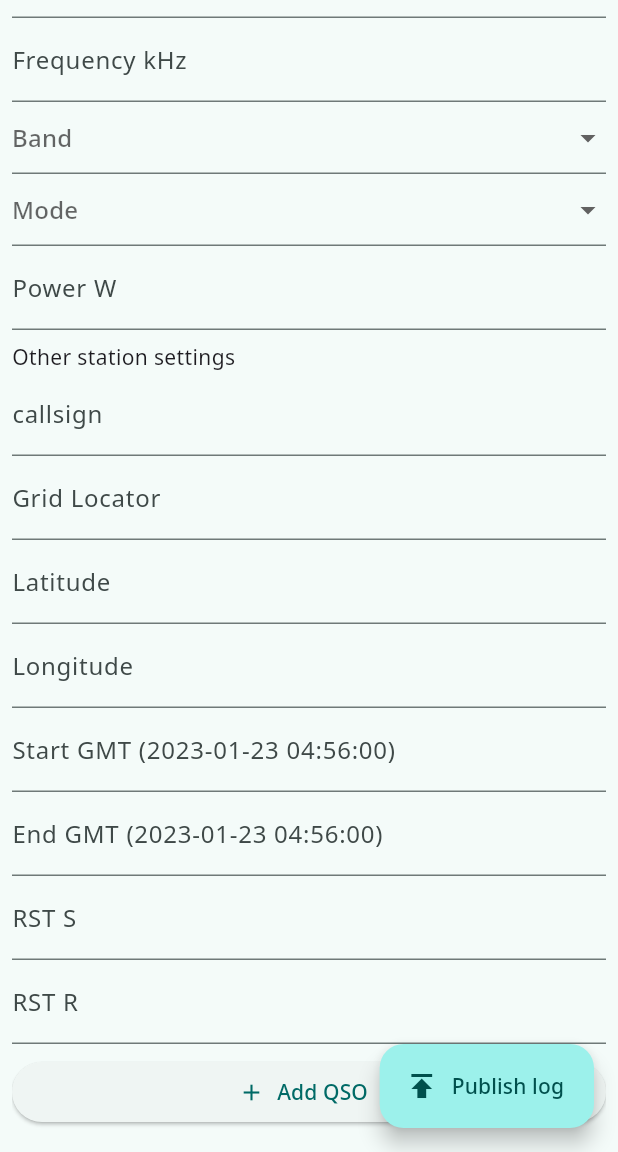
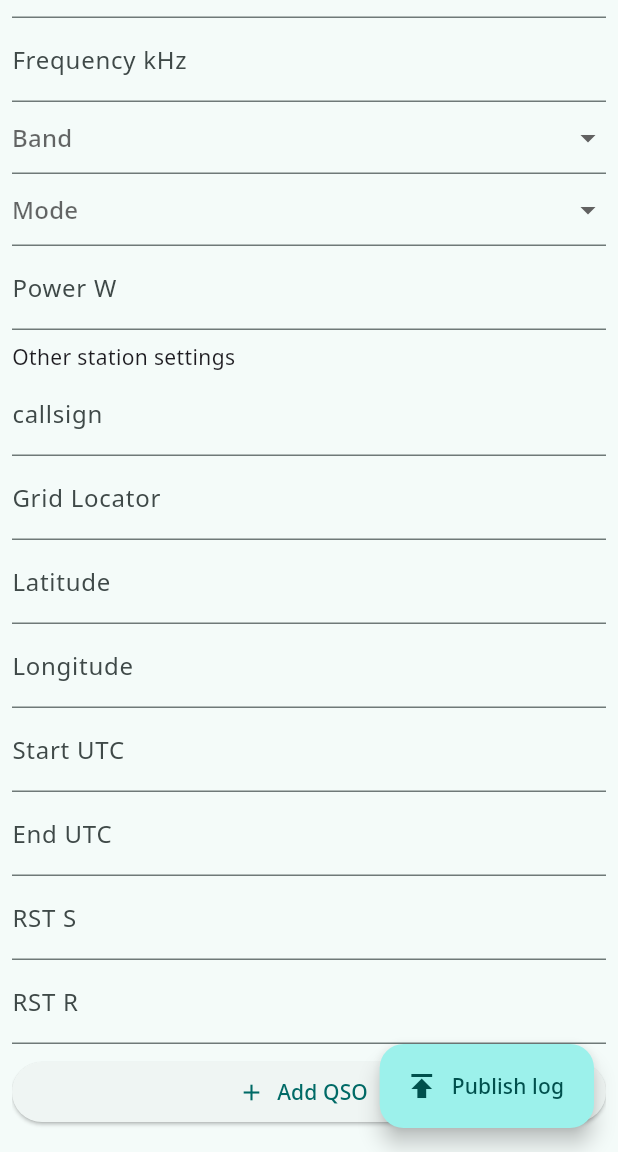
Before and after one commit to covelline/radio_qth_map, a Flutter app: the AddOperationScreen screen opened by its route, scrolled down 240 dp, on a phone screen of 412 x 824 dp, the part 84-1236 px from its top. Run offline on Flutter 3.47's test engine with Material 3 defaults, Android fonts, the phone set to English and light mode, and no system bars; our stand-ins replace cloud_firestore, firebase_core, flutter_dotenv, flutter_map, flutter_markdown, flutter_svg and 5 more; missing offline and left inert: dart:html; accounts and stored records are empty; generated files the repository leaves out were written again.

Commit message:
時刻の選択はピッカーを使う

```diff
--- a/app/radio_qth_map/lib/screen/add_operation_screen.dart
+++ b/app/radio_qth_map/lib/screen/add_operation_screen.dart
@@ -8,6 +8,7 @@ import 'package:radio_qth_map/data/amateur_radio_mode.dart';
 import 'package:radio_qth_map/data/free_license_radio_mode.dart';
 import 'package:radio_qth_map/data/license_type.dart';
 import 'package:radio_qth_map/repository/firestore_repository.dart';
+import 'package:radio_qth_map/widget/datetime_form_field.dart';
 import 'package:radio_qth_map/widget/operation_row.dart';
 import 'package:responsive_framework/responsive_breakpoints.dart';
 import 'package:responsive_framework/responsive_row_column.dart';
@@ -146,12 +147,9 @@ class _AddOperationScreenState extends State<AddOperationScreen> {
                       otherLongitude: double.tryParse(
                         otherStationInfo.longitudeController.text,
                       ),
-                      startTime: DateTimeExtension.tryParseUTC(
-                        otherStationInfo.startController.text,
-                      ),
-                      endTime: DateTimeExtension.tryParseUTC(
-                        otherStationInfo.endController.text,
-                      ),
+                      startTime:
+                          otherStationInfo.startDateTime.currentState?.value,
+                      endTime: otherStationInfo.endDateTime.currentState?.value,
                       srst: int.tryParse(
                         otherStationInfo.srstController.text,
                       ),
@@ -479,8 +477,8 @@ class _OtherStationInfoInputFormState
   final gridlocatorController = TextEditingController();
   final latitudeController = TextEditingController();
   final longitudeController = TextEditingController();
-  final startController = TextEditingController();
-  final endController = TextEditingController();
+  final startDateTime = GlobalKey<FormFieldState<DateTime>>();
+  final endDateTime = GlobalKey<FormFieldState<DateTime>>();
   final rrstController = TextEditingController();
   final srstController = TextEditingController();
 
@@ -565,34 +563,23 @@ class _OtherStationInfoInputFormState
             children: [
               ResponsiveRowColumnItem(
                 rowFlex: 1,
-                child: TextFormField(
-                  controller: startController,
-                  decoration: InputDecoration(
-                    labelText:
-                        '${AppLocalizations.of(context)!.start} GMT (2023-01-23 04:56:00)',
-                    hintText: '2023-01-23 04:56:00',
-                  ),
+                child: DateTimeFormField(
+                  key: startDateTime,
+                  labelText: '${AppLocalizations.of(context)!.start} UTC',
                   validator: (value) {
-                    final startValidated =
-                        DateTime.tryParse(value ?? '') != null;
-                    final endValidated =
-                        DateTime.tryParse(endController.text) != null;
-                    if (startValidated || endValidated) {
-                      return null;
+                    final endTime = endDateTime.currentState?.value;
+                    if (value == null && endTime == null) {
+                      return AppLocalizations.of(context)!.time_error;
                     }
-                    return AppLocalizations.of(context)!.time_error;
+                    return null;
                   },
                 ),
               ),
               ResponsiveRowColumnItem(
                 rowFlex: 1,
-                child: TextFormField(
-                  controller: endController,
-                  decoration: InputDecoration(
-                    labelText:
-                        '${AppLocalizations.of(context)!.end} GMT (2023-01-23 04:56:00)',
-                    hintText: '2023-01-23 04:56:00',
-                  ),
+                child: DateTimeFormField(
+                  key: endDateTime,
+                  labelText: '${AppLocalizations.of(context)!.end} UTC',
                 ),
               )
             ],
@@ -633,7 +620,10 @@ class _OtherStationInfoInputFormState
   }
 
   void reset() {
+    // start時間は近い時間を選びたくなるので保存しておく
+    final start = startDateTime.currentState?.value;
     formKey.currentState?.reset();
+    startDateTime.currentState?.didChange(start);
   }
 }
 
--- /dev/null
+++ b/app/radio_qth_map/lib/widget/datetime_form_field.dart
@@ -0,0 +1,59 @@
+import 'package:flutter/material.dart';
+import 'package:flutter/services.dart';
+import 'package:intl/intl.dart';
+import 'package:flutter_gen/gen_l10n/app_localizations.dart';
+
+/// DatePickerとTimePickerを組み合わせたフォームフィールド
+class DateTimeFormField extends FormField<DateTime> {
+  DateTimeFormField({
+    super.key,
+    super.validator,
+    String? labelText,
+  }) : super(
+          builder: (FormFieldState<DateTime> state) {
+            final dateFormat = DateFormat.yMMMMd(
+                    AppLocalizations.of(state.context)!.localeName)
+                .add_Hms();
+            return TextField(
+              onTap: () async {
+                final date = await showDatePicker(
+                  context: state.context,
+                  initialDate: state.value ?? DateTime.timestamp(),
+                  firstDate: DateTime(1900),
+                  lastDate: DateTime(3000),
+                );
+                if (!state.mounted || date == null) return;
+                final time = await showTimePicker(
+                  context: state.context,
+                  initialTime: TimeOfDay.fromDateTime(
+                    state.value ?? DateTime.timestamp(),
+                  ),
+                );
+                if (time == null) return;
+                state.didChange(DateTime(
+                  date.year,
+                  date.month,
+                  date.day,
+                  time.hour,
+                  time.minute,
+                ));
+              },
+              decoration: InputDecoration(
+                labelText: labelText,
+                errorText: state.errorText,
+              ),
+              controller: TextEditingController(
+                text:
+                    state.value == null ? '' : dateFormat.format(state.value!),
+              ),
+              inputFormatters: [
+                TextInputFormatter.withFunction((oldValue, newValue) {
+                  final newDate = DateTime.tryParse(newValue.text);
+                  if (newDate == null) return oldValue;
+                  return newValue;
+                }),
+              ],
+            );
+          },
+        );
+}
```
